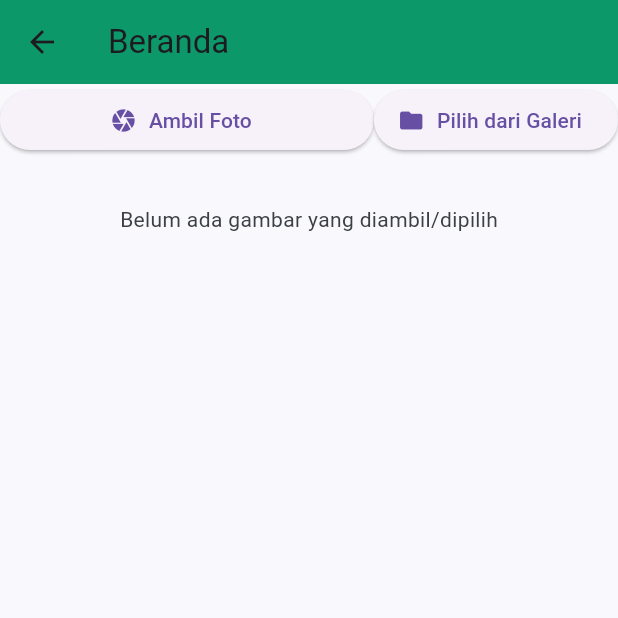
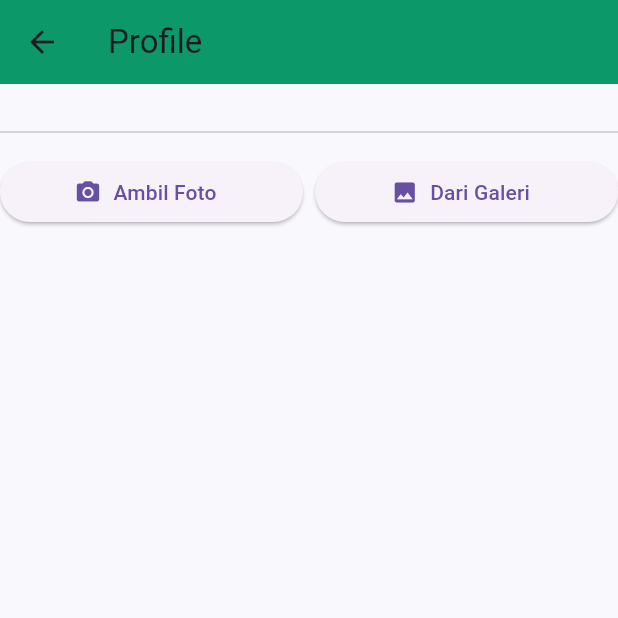
Before and after one commit to IrfanHidayatulahP/PlantApp_0142, a Flutter app: the Camerahome screen opened directly, on a phone screen of 412 x 824 dp, the top half of it. Run offline on Flutter 3.47's test engine with Material 3 defaults, Android fonts, the phone set to English and light mode, and no system bars; our stand-ins replace camera, flutter_bloc, flutter_svg, image_picker, permission_handler.

Commit message:
update menjadi halaman profile

```diff
--- a/lib/camera/CameraHome.dart
+++ b/lib/camera/CameraHome.dart
@@ -1,3 +1,4 @@
+import 'dart:io';
 import 'package:flutter/material.dart';
 import 'package:flutter_bloc/flutter_bloc.dart';
 import 'package:plant_app/bloc/camera_bloc.dart';
@@ -8,9 +9,7 @@ class Camerahome extends StatelessWidget {
   @override
   Widget build(BuildContext context) {
     return Scaffold(
-      appBar: AppBar(
-        title: const Text('Beranda')
-      ),
+      appBar: AppBar(title: const Text('Profile')),
       body: SafeArea(
         child: BlocConsumer<CameraBloc, CameraState>(
           listener: (context, state) {
@@ -22,17 +21,41 @@ class Camerahome extends StatelessWidget {
             }
           },
           builder: (context, state) {
-            // final File? imageFile =
-            //    (state is CameraReady) ? state.imageFile : null;
+            final File? imageFile = (state is CameraReady) ? state.imageFile : null;
 
-            return Column(
+            return SingleChildScrollView(
+              child: Column(
                 crossAxisAlignment: CrossAxisAlignment.center,
                 children: [
+                  const SizedBox(height: 16),
+
+                  // Foto Profil Hanya Jika Ada Gambar
+                  if (imageFile != null) ...[
+                    Center(
+                      child: CircleAvatar(
+                        radius: 60,
+                        backgroundImage: FileImage(imageFile),
+                      ),
+                    ),
+                    const SizedBox(height: 8),
+                    const Text(
+                      'Ipan',
+                      style: TextStyle(fontSize: 18, fontWeight: FontWeight.bold),
+                    ),
+                    const Text(
+                      'Gamer',
+                      style: TextStyle(color: Colors.grey),
+                    ),
+                  ],
+
+                  const Divider(height: 32, thickness: 1),
+
+                  // Tombol kamera dan galeri
                   Row(
                     children: [
                       Expanded(
                         child: ElevatedButton.icon(
-                        icon: const Icon(Icons.camera),
+                          icon: const Icon(Icons.camera_alt),
                           label: const Text('Ambil Foto'),
                           onPressed: () {
                             final bloc = context.read<CameraBloc>();
@@ -43,47 +66,49 @@ class Camerahome extends StatelessWidget {
                           },
                         ),
                       ),
-                    ElevatedButton.icon(
-                      icon: const Icon(Icons.folder),
-                      label: const Text('Pilih dari Galeri'),
-                      onPressed: () => context
-                          .read<CameraBloc>()
-                          .add(PickImageFromGallery()),
+                      const SizedBox(width: 8),
+                      Expanded(
+                        child: ElevatedButton.icon(
+                          icon: const Icon(Icons.photo),
+                          label: const Text('Dari Galeri'),
+                          onPressed: () => context.read<CameraBloc>().add(PickImageFromGallery()),
+                        ),
                       ),
                     ],
                   ),
-                const SizedBox(height: 20),
-                BlocBuilder<CameraBloc, CameraState>(
-                  builder: (context, state) {
-                    final imageFile =
-                        (state is CameraReady) ? state.imageFile : null;
-                    return imageFile != null
-                        ? Column(
-                          children: [
-                            Padding(
-                              padding: const EdgeInsets.all(8.0),
-                              child: Image.file(
-                                imageFile,
-                                width: double.infinity,
+
+                  const SizedBox(height: 24),
+
+                  // Pratinjau gambar jika tersedia
+                  // imageFile != null
+                  //     ? Column(
+                  //         children: [
+                  //           Padding(
+                  //             padding: const EdgeInsets.all(8.0),
+                  //             child: Image.file(
+                  //               imageFile,
+                  //               width: double.infinity,
+                  //               fit: BoxFit.cover,
+                  //             ),
+                  //           ),
+                  //           Text('Disimpan di: ${imageFile.path}'),
+                  //           const SizedBox(height: 8),
+                  //           ElevatedButton.icon(
+                  //             icon: const Icon(Icons.delete),
+                  //             label: const Text('Hapus Gambar'),
+                  //             onPressed: () => context.read<CameraBloc>().add(DeleteImage()),
+                  //           ),
+                  //         ],
+                  //       )
+                  //     : const Padding(
+                  //         padding: EdgeInsets.all(16.0),
+                  //         child: Text(
+                  //           'Belum ada gambar yang diambil/dipilih',
+                  //           textAlign: TextAlign.center,
+                  //         ),
+                  //       ),
+                ],
               ),
-                            ),
-                            Text('Gambar disimpan di: ${imageFile.path}'),
-                            ElevatedButton.icon(
-                              icon: const Icon(Icons.delete),
-                              label: const Text('Hapus Gambar'),
-                              onPressed: () => context
-                                  .read<CameraBloc>()
-                                  .add(DeleteImage()),
-                            )
-                          ],
-                        )
-                      : const Padding(
-                          padding: EdgeInsets.all(12.0),
-                          child: Text('Belum ada gambar yang diambil/dipilih'),
-                        );
-                  },
-                )
-              ],
             );
           },
         ),
```
Lines whose indentation alone changed are shown as unchanged.
